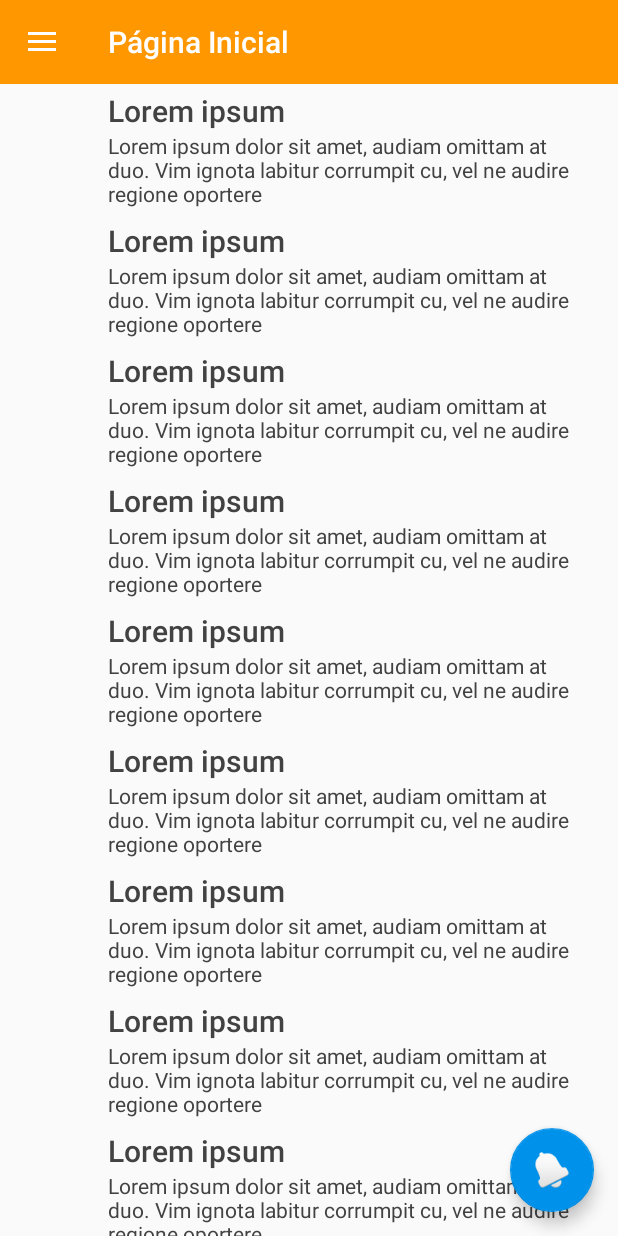
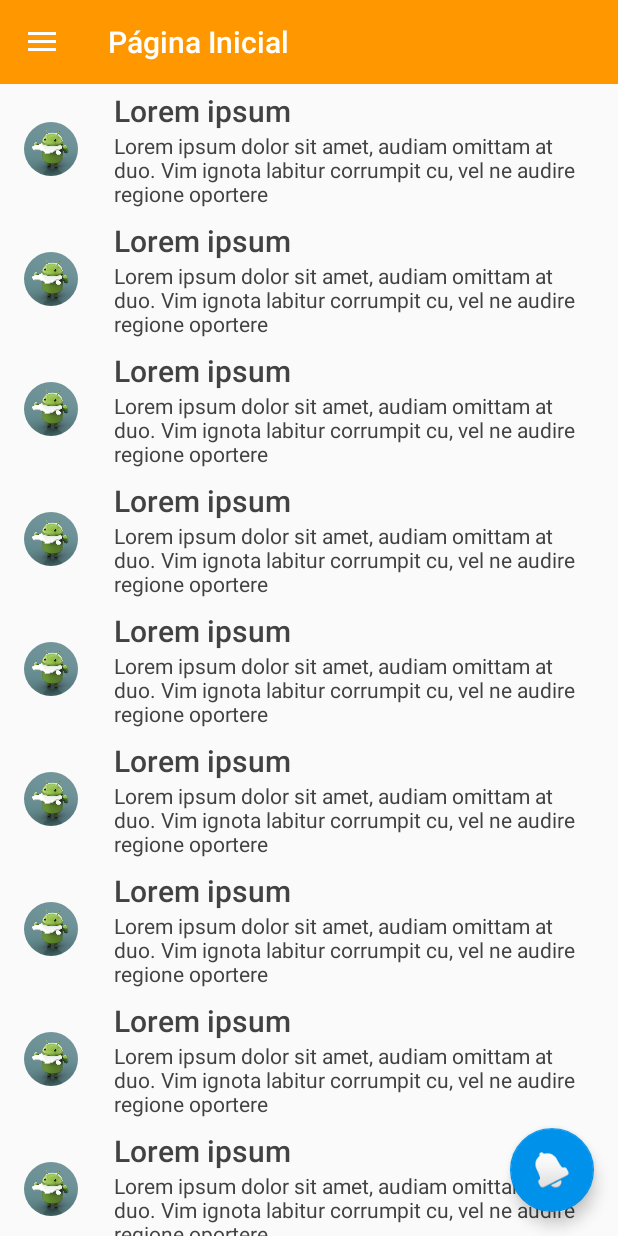
Before and after one commit to GuilhermeFGL/AndroidBaseApp, an Android app: the fragment TabbedView2Fragment placed in its activity, on a phone screen of 412 x 824 dp. Run offline under Robolectric (Android 15) with nearby library versions, the phone set to English and light mode, and no system bars; our stand-ins replace ButterKnife, CircleImageView, Firebase (no records; nobody signed in at launch, a user with empty details on screens opened directly), Picasso; libraries missing offline, so code that uses them is left out: com.facebook, com.facebook.login; pictures from the network do not load.

Commit message:
transition

```diff
--- a/app/build.gradle
+++ b/app/build.gradle
@@ -6,7 +6,7 @@ android {
     buildToolsVersion "26.0.1"
     defaultConfig {
         applicationId "com.example.guilherme.firebasedatabse"
-        minSdkVersion 15
+        minSdkVersion 21
         targetSdkVersion 26
         versionCode 1
         versionName "1.0"
--- a/app/src/main/AndroidManifest.xml
+++ b/app/src/main/AndroidManifest.xml
@@ -15,7 +15,6 @@
         android:roundIcon="@mipmap/ic_launcher_round"
         android:supportsRtl="true"
         android:theme="@style/AppTheme">
-
         <meta-data
             android:name="io.fabric.ApiKey"
             android:value="aa336eaed17d098bca0d6e0f363901c5d1afdf48" />
@@ -24,11 +23,13 @@
             android:value="@string/key_facebook_app_id"
             tools:replace="android:value" />
 
-        <activity android:name=".activitys.SplashActivity"
+        <activity
+            android:name=".activitys.SplashActivity"
             android:screenOrientation="portrait"
             android:theme="@style/SplashTheme">
             <intent-filter>
                 <action android:name="android.intent.action.MAIN" />
+
                 <category android:name="android.intent.category.LAUNCHER" />
             </intent-filter>
         </activity>
@@ -84,6 +85,7 @@
             </intent-filter>
         </service>
 
+        <activity android:name=".activitys.TransitionActivity"></activity>
     </application>
 
 </manifest>
--- /dev/null
+++ b/app/src/main/java/com/example/guilherme/firebasedatabse/adapters/ListAdapter.java
@@ -0,0 +1,73 @@
+package com.example.guilherme.firebasedatabse.adapters;
+
+import android.app.Activity;
+import android.content.Context;
+import android.content.Intent;
+import android.support.v4.app.ActivityOptionsCompat;
+import android.support.v4.util.Pair;
+import android.support.v7.widget.RecyclerView;
+import android.view.LayoutInflater;
+import android.view.View;
+import android.view.ViewGroup;
+import android.view.Window;
+import android.widget.LinearLayout;
+import android.widget.TextView;
+
+import com.example.guilherme.firebasedatabse.R;
+import com.example.guilherme.firebasedatabse.activitys.TransitionActivity;
+
+import de.hdodenhof.circleimageview.CircleImageView;
+
+public class ListAdapter extends RecyclerView.Adapter<ListAdapter.ViewHolder> {
+
+    private Context context;
+
+    @Override
+    public ViewHolder onCreateViewHolder(ViewGroup parent, int position) {
+        context = parent.getContext();
+        return new ViewHolder(
+                LayoutInflater.from(parent.getContext())
+                        .inflate(R.layout.item_list, parent, false));
+    }
+
+    @Override
+    public void onBindViewHolder(final ViewHolder viewHolder, int position) {
+        viewHolder.text1.setText(context.getString(R.string.tabbed_list_title));
+        viewHolder.text2.setText(context.getString(R.string.tabbed_list_body));
+        viewHolder.item.setOnClickListener(new View.OnClickListener() {
+            @SuppressWarnings("unchecked")
+            @Override
+            public void onClick(View view) {
+                context.startActivity(
+                        new Intent(context, TransitionActivity.class),
+                        ActivityOptionsCompat.makeSceneTransitionAnimation(
+                                (Activity) context,
+                                Pair.create(
+                                        (View) viewHolder.image,
+                                        viewHolder.image.getTransitionName())
+                        ).toBundle());
+            }
+        });
+    }
+
+    @Override
+    public int getItemCount() {
+        return 15;
+    }
+
+    static class ViewHolder extends RecyclerView.ViewHolder {
+        LinearLayout item;
+        CircleImageView image;
+        TextView text1;
+        TextView text2;
+
+        ViewHolder(View itemView) {
+            super(itemView);
+            item = itemView.findViewById(R.id.list_item);
+            image = itemView.findViewById(R.id.item_image);
+            text1 = itemView.findViewById(android.R.id.text1);
+            text2 = itemView.findViewById(android.R.id.text2);
+        }
+    }
+
+}
--- a/app/src/main/java/com/example/guilherme/firebasedatabse/adapters/NavigationAdapter.java
+++ b/app/src/main/java/com/example/guilherme/firebasedatabse/adapters/NavigationAdapter.java
@@ -21,7 +21,7 @@ public class NavigationAdapter extends ArrayAdapter<NavigationItem> {
     private long positionSelected = 0;
 
     public NavigationAdapter(Context context, NavigationItem[] items) {
-        super(context, R.layout.menu_item, items);
+        super(context, R.layout.item_menu, items);
     }
 
     public void setPositionSelected(long position){
@@ -35,7 +35,7 @@ public class NavigationAdapter extends ArrayAdapter<NavigationItem> {
         NavigationItem navigationItem = getItem(position);
         ViewHolder viewHolder;
         if (convertView == null) {
-            convertView = View.inflate(getContext(), R.layout.menu_item, null);
+            convertView = View.inflate(getContext(), R.layout.item_menu, null);
             viewHolder = new ViewHolder(convertView);
             convertView.setTag(viewHolder);
         } else {
--- a/app/src/main/java/com/example/guilherme/firebasedatabse/fragments/ProfileFragment.java
+++ b/app/src/main/java/com/example/guilherme/firebasedatabse/fragments/ProfileFragment.java
@@ -1,6 +1,5 @@
 package com.example.guilherme.firebasedatabse.fragments;
 
-import android.content.Intent;
 import android.graphics.Bitmap;
 import android.os.Bundle;
 import android.support.annotation.NonNull;
--- a/app/src/main/java/com/example/guilherme/firebasedatabse/fragments/TabbedView2Fragment.java
+++ b/app/src/main/java/com/example/guilherme/firebasedatabse/fragments/TabbedView2Fragment.java
@@ -10,6 +10,7 @@ import android.view.ViewGroup;
 import android.widget.TextView;
 
 import com.example.guilherme.firebasedatabse.R;
+import com.example.guilherme.firebasedatabse.adapters.ListAdapter;
 
 import butterknife.BindView;
 import butterknife.ButterKnife;
@@ -25,35 +26,8 @@ public class TabbedView2Fragment extends Fragment {
         ButterKnife.bind(this, view);
 
         list.setLayoutManager(new LinearLayoutManager(getActivity()));
-        list.setAdapter(new RecyclerView.Adapter<TabbedView2Fragment.ViewHolder>() {
-            @Override
-            public TabbedView2Fragment.ViewHolder onCreateViewHolder(ViewGroup parent, int position) {
-                return new TabbedView2Fragment.ViewHolder(getLayoutInflater().inflate(R.layout.list_item, parent, false));
-            }
-
-            @Override
-            public void onBindViewHolder(TabbedView2Fragment.ViewHolder viewHolder, int position) {
-                viewHolder.text1.setText(getString(R.string.tabbed_list_title));
-                viewHolder.text2.setText(getString(R.string.tabbed_list_body));
-            }
-
-            @Override
-            public int getItemCount() {
-                return 15;
-            }
-        });
+        list.setAdapter(new ListAdapter());
 
         return view;
     }
-
-    private static class ViewHolder extends RecyclerView.ViewHolder {
-        TextView text1;
-        TextView text2;
-
-        ViewHolder(View itemView) {
-            super(itemView);
-            text1 = itemView.findViewById(android.R.id.text1);
-            text2 = itemView.findViewById(android.R.id.text2);
-        }
-    }
 }
--- /dev/null
+++ b/app/src/main/res/layout/item_list.xml
@@ -0,0 +1,44 @@
+<LinearLayout xmlns:android="http://schemas.android.com/apk/res/android"
+    android:id="@+id/list_item"
+    android:layout_width="match_parent"
+    android:layout_height="wrap_content"
+    android:orientation="horizontal"
+    android:clickable="true"
+    android:gravity="center">
+
+    <de.hdodenhof.circleimageview.CircleImageView
+        android:id="@+id/item_image"
+        android:layout_width="36dp"
+        android:layout_height="36dp"
+        android:layout_marginStart="16dp"
+        android:scaleType="centerCrop"
+        android:src="@mipmap/img_tab_background"
+        android:contentDescription="@string/transition_image_description"
+        android:transitionName="@string/transition_list_item_image" />
+
+    <LinearLayout
+        android:layout_width="0dp"
+        android:layout_height="wrap_content"
+        android:layout_weight="1"
+        android:orientation="vertical"
+        android:paddingBottom="4dp"
+        android:paddingStart="24dp"
+        android:paddingEnd="16dp"
+        android:paddingTop="4dp">
+
+        <TextView
+            android:id="@android:id/text1"
+            android:textAppearance="@style/TextAppearance.AppCompat.Title"
+            android:layout_width="match_parent"
+            android:layout_height="wrap_content"
+            android:transitionName="@string/transition_list_item_title"/>
+
+        <TextView
+            android:id="@android:id/text2"
+            android:textAppearance="@style/TextAppearance.AppCompat.Body1"
+            android:layout_width="match_parent"
+            android:layout_height="wrap_content" />
+
+    </LinearLayout>
+
+</LinearLayout>
--- a/app/src/main/res/layout/list_item.xml
+++ /dev/null
@@ -1,23 +0,0 @@
-<LinearLayout xmlns:android="http://schemas.android.com/apk/res/android"
-    android:layout_width="match_parent"
-    android:layout_height="wrap_content"
-    android:orientation="vertical"
-    android:paddingBottom="4dp"
-    android:paddingStart="72dp"
-    android:paddingLeft="72dp"
-    android:paddingEnd="16dp"
-    android:paddingRight="16dp"
-    android:paddingTop="4dp">
-
-    <TextView
-        android:id="@android:id/text1"
-        android:textAppearance="@style/TextAppearance.AppCompat.Title"
-        android:layout_width="match_parent"
-        android:layout_height="wrap_content" />
-
-    <TextView
-        android:id="@android:id/text2"
-        android:textAppearance="@style/TextAppearance.AppCompat.Body1"
-        android:layout_width="match_parent"
-        android:layout_height="wrap_content" />
-</LinearLayout>
--- a/app/src/main/res/values/strings.xml
+++ b/app/src/main/res/values/strings.xml
@@ -58,6 +58,9 @@
     <string name="about_developer">Página do desenvolvedor</string>
     <string name="about_developer_url">https://guilhermefgl.wordpress.com/</string>
 
+    <!-- TRANSITION ACTIVITY -->
+    <string name="transition_image_description">image transition</string>
+
     <!-- PROFILE FRAGMENT -->
     <string name="profile_update_pic">Alterar seu avatar</string>
     <string name="profile_update_name">Alterar seu nome</string>
@@ -107,9 +110,15 @@
     <string name="pin_preferences_shot_label">Configuraçoes</string>
     <string name="pin_preferences_long_label">Abrir minhas configurações</string>
 
+    <!-- TRANSITIONS -->
+    <string name="transition_list_item_title">transition_list_item_title</string>
+    <string name="transition_list_item_image">transition_list_item_image</string>
+    <string name="transition_list_item_body">transition_list_item_body</string>
+
     <!-- KEYS -->
     <string name="key_facebook_app_id">1546383518720699</string>
     <string name="key_fb_login_protocol_scheme">fb1546383518720699</string>
     <string name="key_crash_report">aa336eaed17d098bca0d6e0f363901c5d1afdf48</string>
 
+
 </resources>
--- a/app/src/main/res/values/styles.xml
+++ b/app/src/main/res/values/styles.xml
@@ -10,6 +10,7 @@
         <item name="android:textColorSecondary">@color/text_color_primary</item>
         <item name="colorButtonNormal">@color/text_color_primary</item>
         <item name="android:scrollbarThumbVertical">@color/gray_light</item>
+        <item name="android:windowContentTransitions">true</item>
 
         <item name="android:buttonStyle">@style/ButtonDefault</item>
         <item name="android:borderlessButtonStyle">@style/FlatButton</item>
```
Also changed, not shown: app/src/main/java/com/example/guilherme/firebasedatabse/activitys/TransitionActivity.java (added, +27 -0 lines), app/src/main/java/com/example/guilherme/firebasedatabse/fragments/TabbedView1Fragment.java (+2 -28 lines), app/src/main/java/com/example/guilherme/firebasedatabse/fragments/TabbedView3Fragment.java (+2 -28 lines), app/src/main/res/layout/activity_transition.xml (added, +37 -0 lines), app/src/main/res/layout/item_menu.xml (renamed from app/src/main/res/layout/menu_item.xml).
